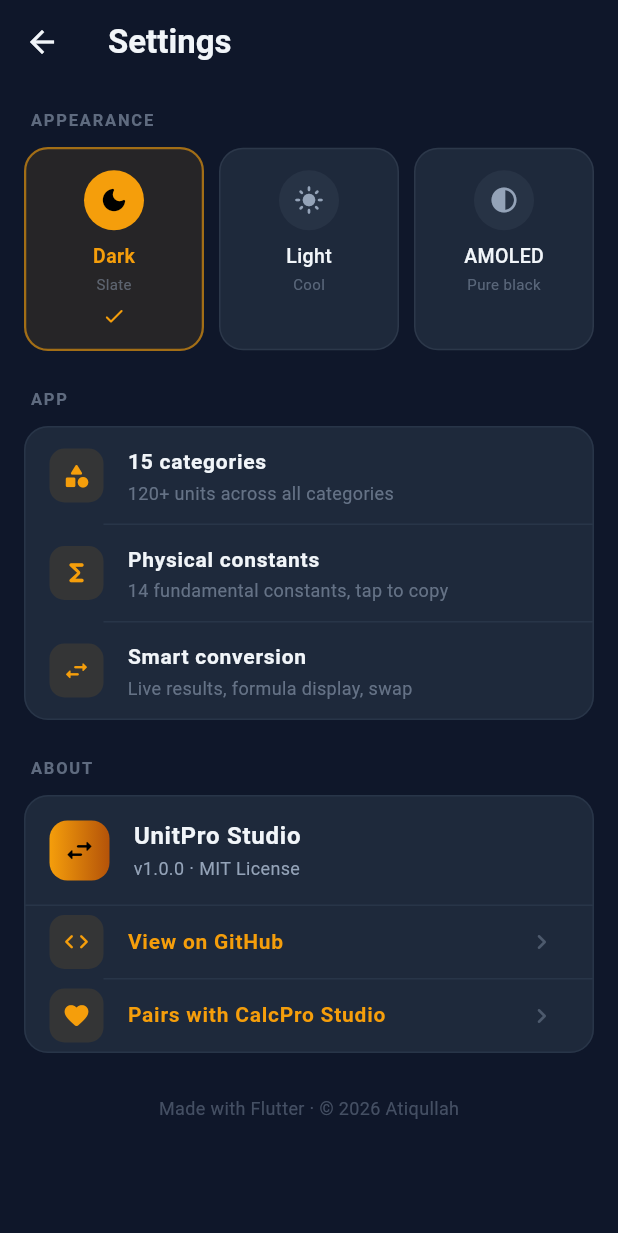
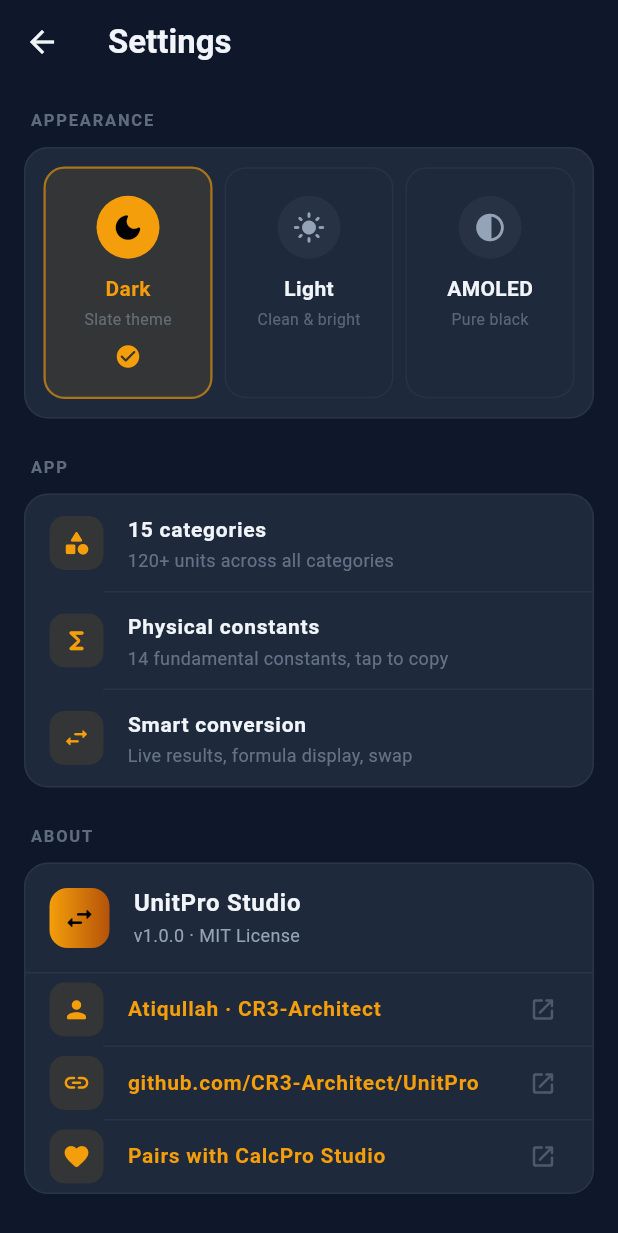
Before and after one commit to CR3-Architect/UnitPro, a Flutter app: the SettingsScreen screen opened directly, on a phone screen of 412 x 824 dp. Shown: the top 1233 px of the screen. Run offline on Flutter 3.47's test engine with Material 3 defaults, Android fonts, the phone set to English and light mode, and no system bars; our stand-ins replace share_plus, shared_preferences; accounts and stored records are empty.

Commit message:
Settings theme cards redesign + url_launcher for GitHub links
- Theme cards now inside a bordered container with proper spacing
- Added url_launcher dependency
- GitHub/profile links now open in browser via external application
- About section shows author, repo, and CalcPro links

```diff
--- a/lib/screens/settings_screen.dart
+++ b/lib/screens/settings_screen.dart
@@ -1,5 +1,6 @@
 import 'package:flutter/material.dart';
 import 'package:flutter/services.dart';
+import 'package:url_launcher/url_launcher.dart';
 
 import '../core/app_colors.dart';
 import '../main.dart';
@@ -29,44 +30,22 @@
           // ── Appearance ──
           _sectionHeader('APPEARANCE', sub),
           const SizedBox(height: 10),
-          Row(
+          Container(
+            decoration: BoxDecoration(
+              color: surface,
+              borderRadius: BorderRadius.circular(16),
+              border: Border.all(color: surfaceVar.withValues(alpha: 0.5)),
+            ),
+            padding: const EdgeInsets.all(12),
+            child: Row(
               children: [
-              _themeCard(
-                context,
-                index: 0,
-                label: 'Dark',
-                subtitle: 'Slate',
-                icon: Icons.dark_mode_rounded,
-                current: themeUpdater.themeIndex,
-                onTap: themeUpdater.onThemeChanged,
-                sub: sub,
-                fg: fg,
+                _themeCard(context, 0, 'Dark', 'Slate theme', Icons.dark_mode_rounded, themeUpdater, sub, fg, surfaceVar),
+                const SizedBox(width: 8),
+                _themeCard(context, 1, 'Light', 'Clean & bright', Icons.light_mode_rounded, themeUpdater, sub, fg, surfaceVar),
+                const SizedBox(width: 8),
+                _themeCard(context, 2, 'AMOLED', 'Pure black', Icons.contrast_rounded, themeUpdater, sub, fg, surfaceVar),
+              ],
             ),
-              const SizedBox(width: 10),
-              _themeCard(
-                context,
-                index: 1,
-                label: 'Light',
-                subtitle: 'Cool',
-                icon: Icons.light_mode_rounded,
-                current: themeUpdater.themeIndex,
-                onTap: themeUpdater.onThemeChanged,
-                sub: sub,
-                fg: fg,
-              ),
-              const SizedBox(width: 10),
-              _themeCard(
-                context,
-                index: 2,
-                label: 'AMOLED',
-                subtitle: 'Pure black',
-                icon: Icons.contrast_rounded,
-                current: themeUpdater.themeIndex,
-                onTap: themeUpdater.onThemeChanged,
-                sub: sub,
-                fg: fg,
-              ),
-            ],
           ),
 
           const SizedBox(height: 24),
@@ -118,12 +97,16 @@
                   subtitle: Text('v1.0.0 · MIT License', style: TextStyle(color: sub, fontSize: 12)),
                 ),
                 Divider(height: 1, color: surfaceVar.withValues(alpha: 0.5)),
-                _actionTile(Icons.code_rounded, 'View on GitHub', () {
-                  _snack(context, 'github.com/CR3-Architect/UnitPro');
+                _actionTile(Icons.person_rounded, 'Atiqullah · CR3-Architect', () {
+                  _openUrl(context, 'https://github.com/CR3-Architect');
+                }, sub),
+                Divider(height: 1, indent: 52, color: surfaceVar.withValues(alpha: 0.5)),
+                _actionTile(Icons.link_rounded, 'github.com/CR3-Architect/UnitPro', () {
+                  _openUrl(context, 'https://github.com/CR3-Architect/UnitPro');
                 }, sub),
                 Divider(height: 1, indent: 52, color: surfaceVar.withValues(alpha: 0.5)),
                 _actionTile(Icons.favorite_rounded, 'Pairs with CalcPro Studio', () {
-                  _snack(context, 'Scientific calculator — 9 modes, free & open source');
+                  _openUrl(context, 'https://github.com/CR3-Architect/CalcPro');
                 }, sub),
               ],
             ),
@@ -143,76 +126,58 @@
     );
   }
 
-  Widget _themeCard(
-    BuildContext context, {
-    required int index,
-    required String label,
-    required String subtitle,
-    required IconData icon,
-    required int current,
-    required ValueChanged<int> onTap,
-    required Color sub,
-    required Color fg,
-  }) {
-    final selected = index == current;
+  Widget _themeCard(BuildContext context, int index, String label, String subtitle, IconData icon,
+      ThemeUpdater themeUpdater, Color sub, Color fg, Color surfaceVar) {
+    final selected = index == themeUpdater.themeIndex;
     return Expanded(
       child: GestureDetector(
         onTap: () {
           HapticFeedback.selectionClick();
-          onTap(index);
+          themeUpdater.onThemeChanged(index);
         },
         child: AnimatedContainer(
           duration: const Duration(milliseconds: 250),
           curve: Curves.easeOut,
-          padding: const EdgeInsets.symmetric(vertical: 14, horizontal: 6),
+          padding: const EdgeInsets.symmetric(vertical: 18, horizontal: 10),
           decoration: BoxDecoration(
-            color: selected
-                ? AppColors.accent.withValues(alpha: 0.10)
-                : Theme.of(context).colorScheme.surface,
-            borderRadius: BorderRadius.circular(16),
+            color: selected ? AppColors.accent.withValues(alpha: 0.10) : Colors.transparent,
+            borderRadius: BorderRadius.circular(14),
             border: Border.all(
-              color: selected ? AppColors.accent.withValues(alpha: 0.6) : sub.withOpacity(0.12),
+              color: selected ? AppColors.accent.withValues(alpha: 0.6) : surfaceVar.withValues(alpha: 0.4),
               width: selected ? 1.5 : 1,
             ),
           ),
           child: Column(
-            mainAxisSize: MainAxisSize.min,
             children: [
               AnimatedContainer(
                 duration: const Duration(milliseconds: 250),
-                width: 40,
-                height: 40,
+                width: 42,
+                height: 42,
                 decoration: BoxDecoration(
                   color: selected ? AppColors.accent : sub.withValues(alpha: 0.08),
                   shape: BoxShape.circle,
                 ),
-                child: Icon(icon, size: 20, color: selected ? Colors.black : sub),
+                child: Icon(icon, size: 22, color: selected ? Colors.black : sub),
               ),
-              const SizedBox(height: 8),
-              FittedBox(
-                fit: BoxFit.scaleDown,
-                child: Text(
+              const SizedBox(height: 10),
+              Text(
                 label,
                 style: TextStyle(
-                    fontSize: 13,
-                    fontWeight: selected ? FontWeight.w700 : FontWeight.w500,
+                  fontSize: 14,
+                  fontWeight: selected ? FontWeight.w700 : FontWeight.w600,
                   color: selected ? AppColors.accent : fg,
                 ),
               ),
+              const SizedBox(height: 3),
+              Text(
+                subtitle,
+                style: TextStyle(fontSize: 10.5, color: sub.withOpacity(0.5)),
               ),
-              const SizedBox(height: 2),
-              FittedBox(
-                fit: BoxFit.scaleDown,
-                child: Text(
-                  subtitle,
-                  style: TextStyle(fontSize: 10, color: sub.withOpacity(0.5)),
-                ),
-              ),
-              const SizedBox(height: 6),
+              const SizedBox(height: 8),
               AnimatedOpacity(
                 duration: const Duration(milliseconds: 200),
                 opacity: selected ? 1 : 0,
-                child: const Icon(Icons.check_rounded, color: AppColors.accent, size: 16),
+                child: const Icon(Icons.check_circle_rounded, color: AppColors.accent, size: 18),
               ),
             ],
           ),
@@ -266,15 +231,20 @@
         child: Icon(icon, color: AppColors.accent, size: 19),
       ),
       title: Text(title, style: const TextStyle(fontSize: 14, fontWeight: FontWeight.w600, color: AppColors.accent)),
-      trailing: Icon(Icons.chevron_right_rounded, color: sub.withOpacity(0.4), size: 20),
+      trailing: Icon(Icons.open_in_new_rounded, color: sub.withOpacity(0.4), size: 18),
       onTap: onTap,
     );
   }
 
-  void _snack(BuildContext context, String msg) {
+  Future<void> _openUrl(BuildContext context, String url) async {
+    final uri = Uri.parse(url);
+    if (await canLaunchUrl(uri)) {
+      await launchUrl(uri, mode: LaunchMode.externalApplication);
+    } else {
+      if (context.mounted) {
         ScaffoldMessenger.of(context).showSnackBar(
           SnackBar(
-        content: Text(msg, style: const TextStyle(fontSize: 13)),
+            content: Text('Could not open $url', style: const TextStyle(fontSize: 13)),
             behavior: SnackBarBehavior.floating,
             duration: const Duration(seconds: 2),
             shape: RoundedRectangleBorder(borderRadius: BorderRadius.circular(10)),
@@ -282,3 +252,5 @@
         );
       }
     }
+  }
+}
--- a/pubspec.yaml
+++ b/pubspec.yaml
@@ -12,6 +12,7 @@
     sdk: flutter
   shared_preferences: ^2.2.3
   share_plus: ^10.1.4
+  url_launcher: ^6.2.6
 
 dev_dependencies:
   flutter_test:
```
Also changed, not shown: pubspec.lock. Lines whose indentation alone changed are shown as unchanged.
